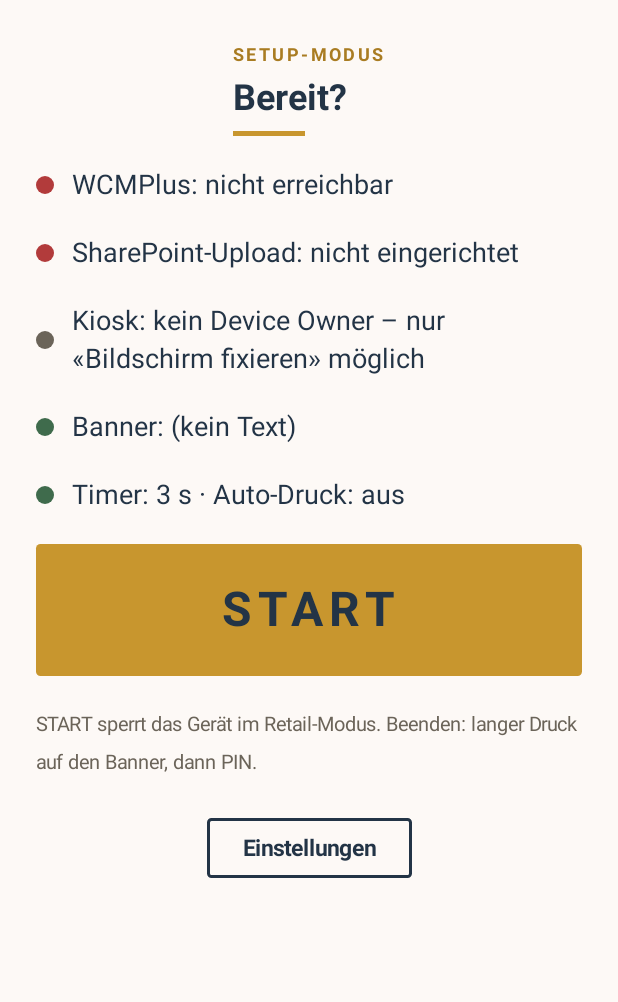
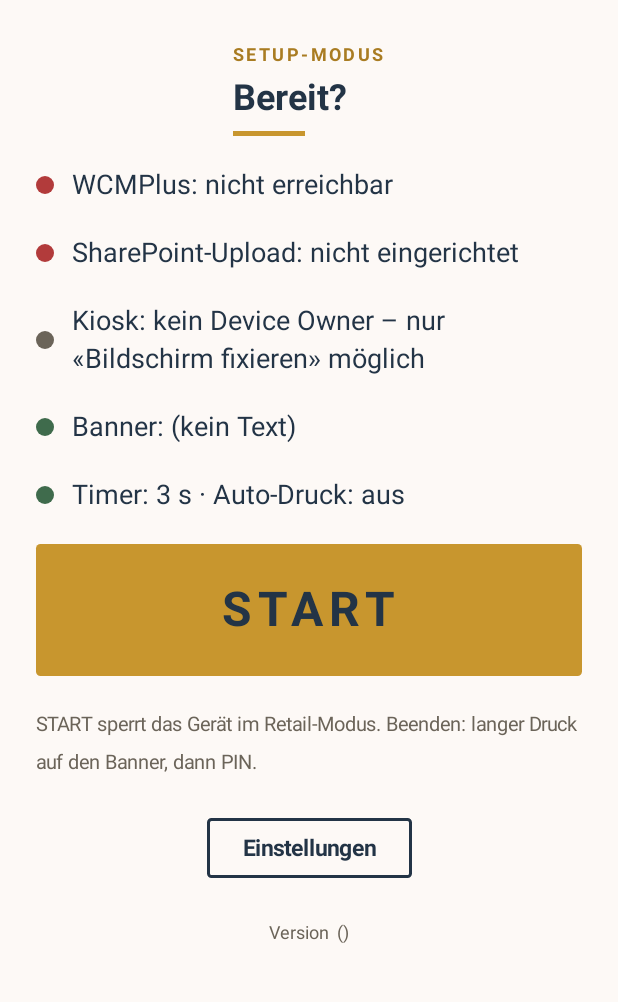
Before and after one commit to everyday5631/FotoboxSH, an Android app built with Jetpack Compose: the screen it shows after launch (MainActivity), on a phone screen of 412 x 824 dp, the part 193-1195 px from its top. Run offline under Robolectric (Android 15) with nearby library versions, the phone set to English and light mode, and no system bars; pictures from the network do not load.

Commit message:
Versionsanzeige (Build-Nummer + Commit) und Druckersuche per mDNS wie Mopria
Co-Authored-By: Claude Sonnet 5.5 <noreply@anthropic.com>
Claude-Session: https://claude.ai/code/session_01QgbcfegXj7BqdV3G6gtGTH

```diff
--- a/app/src/main/AndroidManifest.xml
+++ b/app/src/main/AndroidManifest.xml
@@ -3,6 +3,9 @@
 
     <uses-permission android:name="android.permission.INTERNET" />
     <uses-permission android:name="android.permission.CAMERA" />
+    <!-- Druckersuche im WLAN (mDNS/Bonjour, wie Mopria) -->
+    <uses-permission android:name="android.permission.ACCESS_WIFI_STATE" />
+    <uses-permission android:name="android.permission.CHANGE_WIFI_MULTICAST_STATE" />
     <uses-feature android:name="android.hardware.camera" android:required="false" />
 
     <application
--- /dev/null
+++ b/app/src/main/java/ch/sonnhalde/fotobox/AppVersion.kt
@@ -0,0 +1,6 @@
+package ch.sonnhalde.fotobox
+
+/** Versionsanzeige, z. B. «Version 0.1.17 (d7d4df8)»; die Zahl ist die Build-Nummer der CI. */
+object AppVersion {
+    val label: String get() = "Version ${BuildConfig.VERSION_NAME} (${BuildConfig.GIT_SHA})"
+}
--- a/app/src/main/java/ch/sonnhalde/fotobox/MainViewModel.kt
+++ b/app/src/main/java/ch/sonnhalde/fotobox/MainViewModel.kt
@@ -69,7 +69,7 @@ class MainViewModel(app: Application) : AndroidViewModel(app) {
     private val settings = WcmSettings(app)
     private val client = WcmClient()
     private val uploader = SharePointUploader()
-    private val printer = IppPrinter()
+    private val printer = IppPrinter(app)
     private var photoJpeg: ByteArray? = null
 
     private val _state = MutableStateFlow(UiState(config = settings.load(), retail = Kiosk.isEnabled(app)))
--- a/app/src/main/java/ch/sonnhalde/fotobox/ui/CustomerScreens.kt
+++ b/app/src/main/java/ch/sonnhalde/fotobox/ui/CustomerScreens.kt
@@ -31,6 +31,7 @@ import androidx.compose.ui.text.font.FontWeight
 import androidx.compose.ui.text.style.TextAlign
 import androidx.compose.ui.unit.dp
 import androidx.compose.ui.unit.sp
+import ch.sonnhalde.fotobox.AppVersion
 import ch.sonnhalde.fotobox.PrintState
 import ch.sonnhalde.fotobox.UiState
 import ch.sonnhalde.fotobox.UploadState
@@ -61,6 +62,10 @@ fun SplashScreen(onDone: () -> Unit) {
             Text("SONNHALDE", color = Sonn.Cream, fontSize = 32.sp, fontWeight = FontWeight.Bold, letterSpacing = 6.sp)
             Text("FOTOBOX", color = Sonn.LogoGold, fontSize = 16.sp, fontWeight = FontWeight.Bold, letterSpacing = 4.sp)
         }
+        Text(
+            AppVersion.label, color = Sonn.BannerMuted, fontSize = 14.sp,
+            modifier = Modifier.align(Alignment.BottomCenter).navigationBarsPadding().padding(24.dp),
+        )
     }
 }
 
--- a/app/src/main/java/ch/sonnhalde/fotobox/ui/MainScreen.kt
+++ b/app/src/main/java/ch/sonnhalde/fotobox/ui/MainScreen.kt
@@ -52,6 +52,7 @@ import ch.sonnhalde.fotobox.Screen
 import ch.sonnhalde.fotobox.UiState
 import ch.sonnhalde.fotobox.camera.CameraScreen
 import ch.sonnhalde.fotobox.photo.PhotoComposer
+import ch.sonnhalde.fotobox.AppVersion
 import ch.sonnhalde.fotobox.MAX_COPIES
 import ch.sonnhalde.fotobox.kiosk.Kiosk
 import java.io.File
@@ -172,6 +173,7 @@ private fun OverviewScreen(state: UiState, actions: Actions) {
                 color = Sonn.Stone, fontSize = 13.sp,
             )
             SonnButton("Einstellungen", primary = false, onClick = actions.onOpenSettings)
+            Text(AppVersion.label, color = Sonn.Stone, fontSize = 12.sp)
         }
     }
 }
--- a/app/src/main/java/ch/sonnhalde/fotobox/ui/WelcomeScreen.kt
+++ b/app/src/main/java/ch/sonnhalde/fotobox/ui/WelcomeScreen.kt
@@ -38,6 +38,7 @@ import androidx.compose.ui.text.TextStyle
 import androidx.compose.ui.text.font.FontWeight
 import androidx.compose.ui.unit.dp
 import androidx.compose.ui.unit.sp
+import ch.sonnhalde.fotobox.AppVersion
 import ch.sonnhalde.fotobox.R
 import ch.sonnhalde.fotobox.UiState
 import kotlinx.coroutines.Dispatchers
@@ -101,6 +102,11 @@ fun WelcomeScreen(state: UiState, bgFile: File, onStart: () -> Unit, onAdmin: ()
             }
         }
 
+        Text(
+            AppVersion.label, color = Color(0x99FFFFFF), fontSize = 11.sp,
+            modifier = Modifier.align(Alignment.BottomEnd).navigationBarsPadding().padding(16.dp),
+        )
+
         state.message?.let { Box(Modifier.align(Alignment.TopEnd).statusBarsPadding().padding(24.dp).width(360.dp)) { Notice(it) } }
     }
 }
```
Also changed, not shown: app/build.gradle.kts (+8 -2 lines), app/src/main/java/ch/sonnhalde/fotobox/print/IppPrinter.kt (+54 -3 lines).
